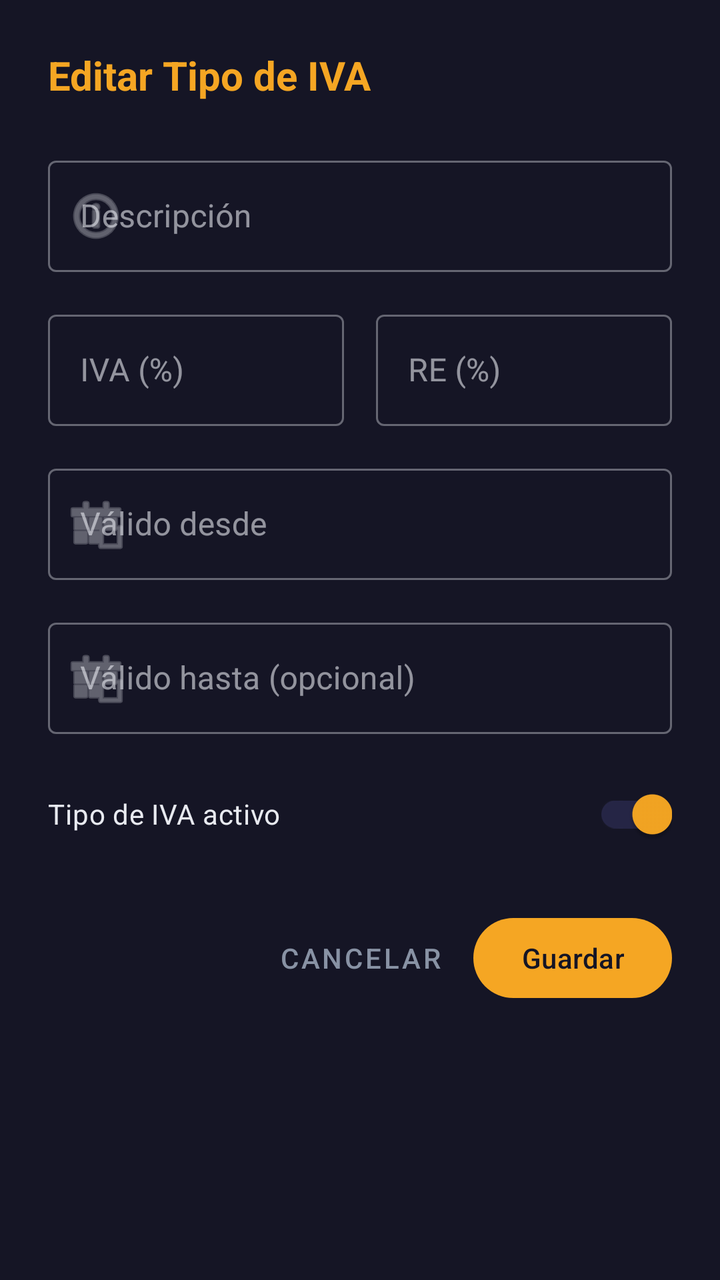
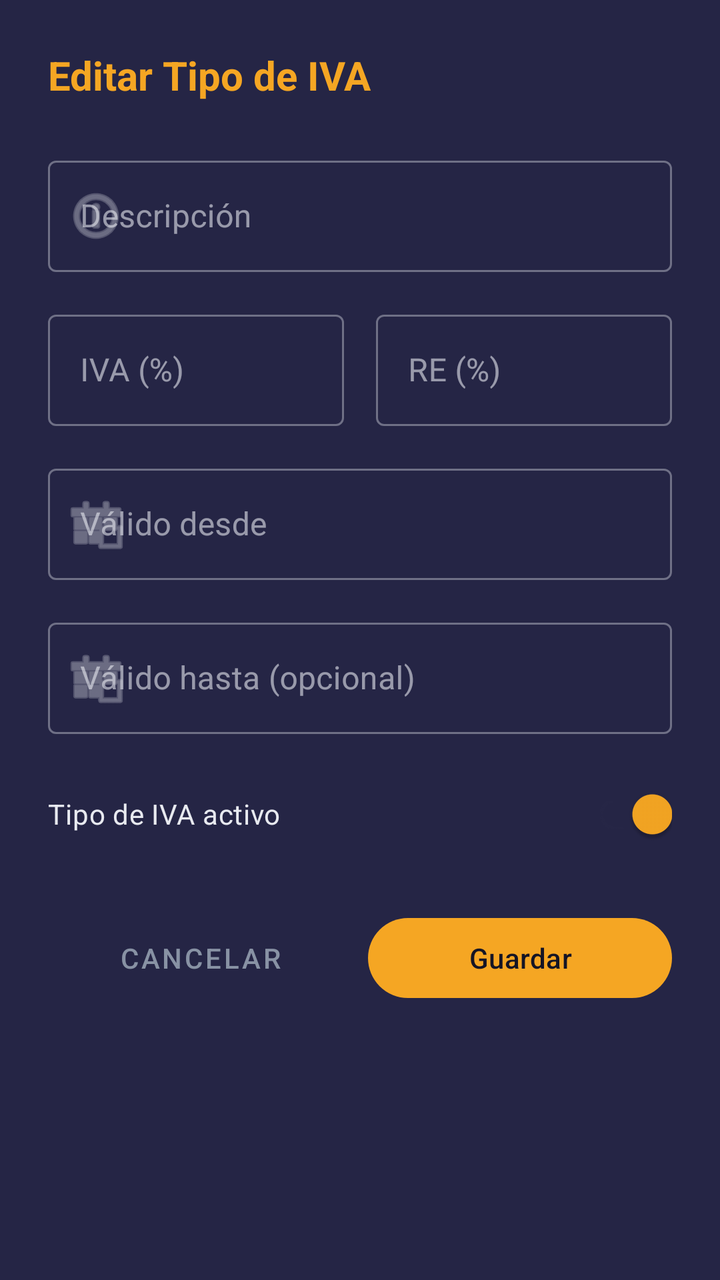

Two renders of the same Android screen: before a commit and after it. Below are the layout's source before the change and the commit's diff.
<!-- AndroidManifest.xml: application theme Theme.Electrobazar -->
<!-- res/layout/dialog_tax_rate_edit.xml -->
<?xml version="1.0" encoding="utf-8"?>
<ScrollView xmlns:android="http://schemas.android.com/apk/res/android"
    xmlns:app="http://schemas.android.com/apk/res-auto"
    android:layout_width="match_parent"
    android:layout_height="wrap_content"
    android:background="?attr/android:windowBackground">

    <LinearLayout
        android:layout_width="match_parent"
        android:layout_height="wrap_content"
        android:orientation="vertical"
        android:padding="24dp">

        <TextView
            android:id="@+id/tvTitle"
            android:layout_width="wrap_content"
            android:layout_height="wrap_content"
            android:layout_marginBottom="24dp"
            android:text="Editar Tipo de IVA"
            android:textColor="?attr/colorAccent"
            android:textSize="20sp"
            android:textStyle="bold" />

        <com.google.android.material.textfield.TextInputLayout
            style="@style/Widget.MaterialComponents.TextInputLayout.OutlinedBox"
            android:layout_width="match_parent"
            android:layout_height="wrap_content"
            android:layout_marginBottom="16dp"
            android:hint="Descripción"
            app:hintTextColor="?attr/android:textColorSecondary"
            app:placeholderText="Ej. IVA General"
            app:startIconDrawable="@android:drawable/ic_menu_info_details">

            <com.google.android.material.textfield.TextInputEditText
                android:id="@+id/etDescription"
                android:layout_width="match_parent"
                android:layout_height="wrap_content"
                android:inputType="text"
                android:textColor="?attr/android:textColorPrimary" />
        </com.google.android.material.textfield.TextInputLayout>

        <LinearLayout
            android:layout_width="match_parent"
            android:layout_height="wrap_content"
            android:orientation="horizontal">

            <com.google.android.material.textfield.TextInputLayout
                style="@style/Widget.MaterialComponents.TextInputLayout.OutlinedBox"
                android:layout_width="0dp"
                android:layout_height="wrap_content"
                android:layout_marginEnd="8dp"
                android:layout_weight="1"
                android:hint="IVA (%)"
                app:hintTextColor="?attr/android:textColorSecondary"
                app:suffixText="%">

                <com.google.android.material.textfield.TextInputEditText
                    android:id="@+id/etVatRate"
                    android:layout_width="match_parent"
                    android:layout_height="wrap_content"
                    android:inputType="numberDecimal"
                    android:textColor="?attr/android:textColorPrimary" />
            </com.google.android.material.textfield.TextInputLayout>

            <com.google.android.material.textfield.TextInputLayout
                style="@style/Widget.MaterialComponents.TextInputLayout.OutlinedBox"
                android:layout_width="0dp"
                android:layout_height="wrap_content"
                android:layout_marginStart="8dp"
                android:layout_weight="1"
                android:hint="RE (%)"
                app:hintTextColor="?attr/android:textColorSecondary"
                app:suffixText="%">

                <com.google.android.material.textfield.TextInputEditText
                    android:id="@+id/etReRate"
                    android:layout_width="match_parent"
                    android:layout_height="wrap_content"
                    android:inputType="numberDecimal"
                    android:textColor="?attr/android:textColorPrimary" />
            </com.google.android.material.textfield.TextInputLayout>
        </LinearLayout>

        <com.google.android.material.textfield.TextInputLayout
            style="@style/Widget.MaterialComponents.TextInputLayout.OutlinedBox"
            android:layout_width="match_parent"
            android:layout_height="wrap_content"
            android:layout_marginTop="16dp"
            android:layout_marginBottom="16dp"
            android:hint="Válido desde"
            app:hintTextColor="?attr/android:textColorSecondary"
            app:startIconDrawable="@android:drawable/ic_menu_today">

            <com.google.android.material.textfield.TextInputEditText
                android:id="@+id/etValidFrom"
                android:layout_width="match_parent"
                android:layout_height="wrap_content"
                android:focusable="false"
                android:textColor="?attr/android:textColorPrimary" />
        </com.google.android.material.textfield.TextInputLayout>

        <com.google.android.material.textfield.TextInputLayout
            style="@style/Widget.MaterialComponents.TextInputLayout.OutlinedBox"
            android:layout_width="match_parent"
            android:layout_height="wrap_content"
            android:layout_marginBottom="16dp"
            android:hint="Válido hasta (opcional)"
            app:hintTextColor="?attr/android:textColorSecondary"
            app:startIconDrawable="@android:drawable/ic_menu_today">

            <com.google.android.material.textfield.TextInputEditText
                android:id="@+id/etValidTo"
                android:layout_width="match_parent"
                android:layout_height="wrap_content"
                android:focusable="false"
                android:textColor="?attr/android:textColorPrimary" />
        </com.google.android.material.textfield.TextInputLayout>

        <com.google.android.material.switchmaterial.SwitchMaterial
            android:id="@+id/switchActive"
            android:layout_width="match_parent"
            android:layout_height="wrap_content"
            android:layout_marginBottom="24dp"
            android:checked="true"
            android:text="Tipo de IVA activo"
            android:textColor="?attr/android:textColorPrimary" />

        <LinearLayout
            android:layout_width="match_parent"
            android:layout_height="wrap_content"
            android:gravity="end"
            android:orientation="horizontal">

            <Button
                android:id="@+id/btnCancel"
                style="@style/Widget.MaterialComponents.Button.TextButton"
                android:layout_width="wrap_content"
                android:layout_height="wrap_content"
                android:text="Cancelar"
                android:textColor="?attr/android:textColorSecondary" />

            <Button
                android:id="@+id/btnSave"
                android:layout_width="wrap_content"
                android:layout_height="wrap_content"
                android:layout_marginStart="8dp"
                android:text="Guardar"
                android:textColor="?attr/android:windowBackground"
                app:backgroundTint="?attr/colorAccent" />
        </LinearLayout>

    </LinearLayout>

</ScrollView>
<!-- resources referenced by this layout -->
<resources>
  <style name="Theme.Electrobazar" parent="Base.Theme.Electrobazar" />
  <style name="Base.Theme.Electrobazar" parent="Theme.Material3.DayNight.NoActionBar">
          
          <item name="colorPrimary">@color/accent</item>
          <item name="colorOnPrimary">@color/primary</item>
          <item name="colorSecondary">@color/accent</item>
          <item name="colorOnSecondary">@color/primary</item>
          <item name="colorPrimaryContainer">@color/surface</item>
          <item name="colorOnPrimaryContainer">@color/text_main</item>
          <item name="android:colorPrimaryDark">#000000</item>
          
          <item name="colorSurface">@color/surface</item>
          <item name="colorOnSurface">@color/text_main</item>
          <item name="colorSurfaceVariant">@color/secondary</item>
          <item name="colorOnSurfaceVariant">@color/text_muted</item>
          <item name="colorOutline">@color/border</item>
          
          <item name="android:windowBackground">@color/primary</item>
          <item name="android:colorBackground">@color/primary</item>
          <item name="android:textColorPrimary">@color/text_main</item>
          <item name="android:textColorSecondary">@color/text_muted</item>
          <item name="android:textColorHint">@color/text_muted</item>
          <item name="android:navigationBarColor">@android:color/black</item>
          
          <item name="colorError">@color/danger</item>
  
          
          <item name="chipStyle">@style/CustomChipStyle</item>
      </style>
  <color name="accent">#f5a623</color>
  <color name="primary">#151525</color>
  <color name="surface">#252545</color>
  <color name="text_main">#e8eaf0</color>
  <color name="secondary">#1e1e35</color>
  <color name="text_muted">#8892a4</color>
  <color name="border">#2c2c4d</color>
  <color name="danger">#ef4444</color>
  <style name="CustomChipStyle" parent="Widget.Material3.Chip.Filter">
          <item name="android:colorPrimaryDark">#000000</item>
          <item name="chipBackgroundColor">@color/chip_bg_selector</item>
          <item name="android:textColor">@color/chip_text_selector</item>
          <item name="chipStrokeWidth">0dp</item>
          <item name="shapeAppearance">@style/ShapeAppearance.SmallComponent</item>
      </style>
  <style name="ShapeAppearance.SmallComponent" parent="ShapeAppearance.Material3.SmallComponent">
          <item name="cornerSize">20dp</item>
          <item name="android:colorPrimaryDark">#000000</item>
      </style>
</resources>

<!-- the commit's change to res/layout/dialog_tax_rate_edit.xml (unified diff, before → after) -->
@@ -1,9 +1,9 @@
-<?xml version="1.0" encoding="utf-8"?>
 <ScrollView xmlns:android="http://schemas.android.com/apk/res/android"
     xmlns:app="http://schemas.android.com/apk/res-auto"
+    android:id="@+id/dialogRoot"
     android:layout_width="match_parent"
     android:layout_height="wrap_content"
-    android:background="?attr/android:windowBackground">
+    android:background="?attr/colorSurface">
 
     <LinearLayout
         android:layout_width="match_parent"
@@ -134,16 +134,18 @@
             <Button
                 android:id="@+id/btnCancel"
                 style="@style/Widget.MaterialComponents.Button.TextButton"
-                android:layout_width="wrap_content"
+                android:layout_width="0dp"
                 android:layout_height="wrap_content"
+                android:layout_weight="1"
                 android:text="Cancelar"
                 android:textColor="?attr/android:textColorSecondary" />
 
             <Button
                 android:id="@+id/btnSave"
-                android:layout_width="wrap_content"
+                android:layout_width="0dp"
                 android:layout_height="wrap_content"
                 android:layout_marginStart="8dp"
+                android:layout_weight="1"
                 android:text="Guardar"
                 android:textColor="?attr/android:windowBackground"
                 app:backgroundTint="?attr/colorAccent" />
